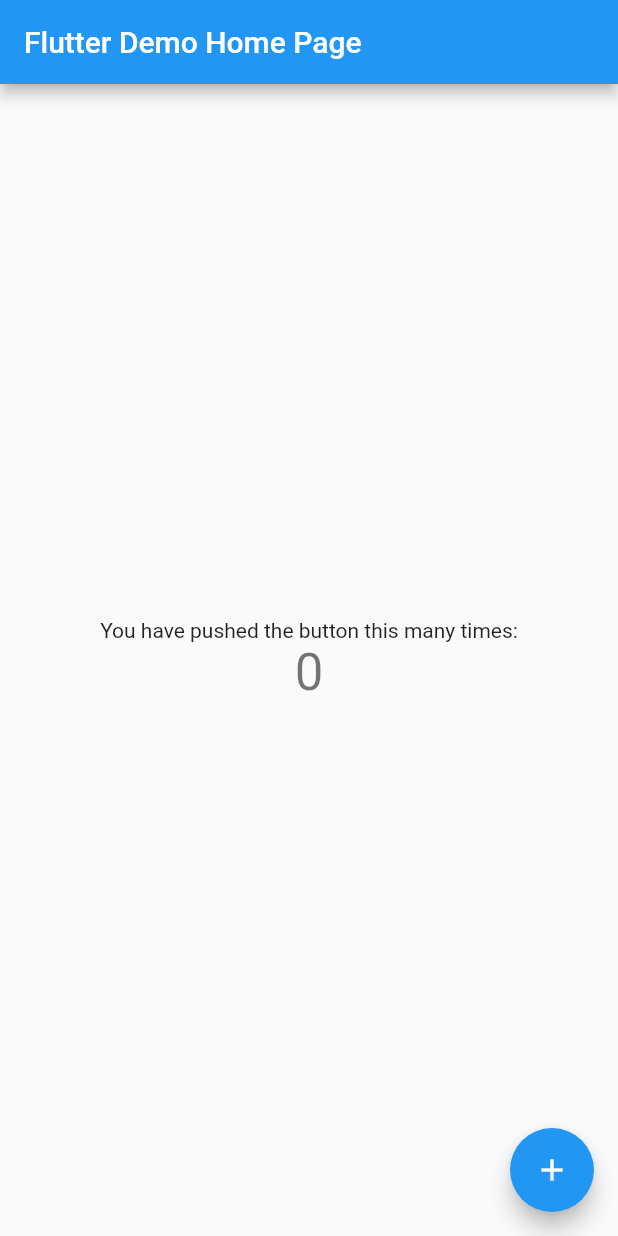
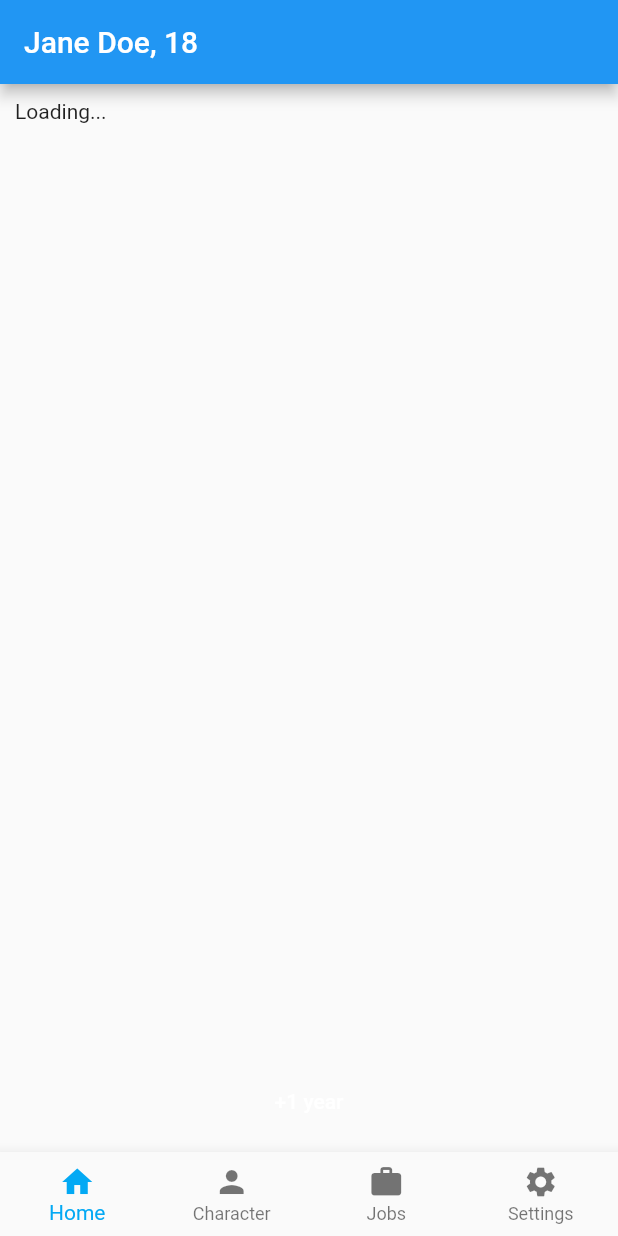
Before and after one commit to tarbadev/carambar, a Flutter app: the screen it shows after launch, on a phone screen of 412 x 824 dp. Run offline on Flutter 3.47's test engine with Material 2 defaults, Android fonts, the light colour scheme and no system bars.

Commit message:
[finishes #177369607] Display character's name and age

```diff
--- /dev/null
+++ b/lib/home_tab.dart
@@ -0,0 +1,20 @@
+import 'package:flutter/material.dart';
+
+class HomeTab extends StatelessWidget {
+  HomeTab({Key key}) : super(key: key);
+
+  @override
+  Widget build(BuildContext context) {
+    return Scaffold(
+      body: Text('Loading...'),
+      bottomNavigationBar: MaterialButton(
+        key: Key('Home__AgeButton'),
+        color: Colors.lightBlue,
+        child: Text(
+          '+1 year',
+          style: TextStyle(color: Colors.white),
+        ),
+      ),
+    );
+  }
+}
--- a/lib/main.dart
+++ b/lib/main.dart
@@ -1,3 +1,4 @@
+import 'package:carambar/home_tab.dart';
 import 'package:flutter/material.dart';
 
 void main() {
@@ -8,30 +9,35 @@
   @override
   Widget build(BuildContext context) {
     return MaterialApp(
-      title: 'Flutter Demo',
+      title: 'Carambar',
+      debugShowCheckedModeBanner: false,
       theme: ThemeData(
         primarySwatch: Colors.blue,
       ),
-      home: MyHomePage(title: 'Flutter Demo Home Page'),
+      home: _MainPage(),
     );
   }
 }
 
-class MyHomePage extends StatefulWidget {
-  MyHomePage({Key key, this.title}) : super(key: key);
-
-  final String title;
+class _MainPage extends StatefulWidget {
+  _MainPage({Key key}) : super(key: key);
 
   @override
-  _MyHomePageState createState() => _MyHomePageState();
+  _MainPageState createState() => _MainPageState();
 }
 
-class _MyHomePageState extends State<MyHomePage> {
-  int _counter = 0;
+class _MainPageState extends State<_MainPage> {
+  final String _name = 'Jane Doe';
+  final int _age = 18;
+  int _selectedTab = 0;
 
-  void _incrementCounter() {
+  final tabs = [
+    HomeTab(),
+  ];
+
+  void _tabSelected(newTabIndex) {
     setState(() {
-      _counter++;
+      _selectedTab = newTabIndex;
     });
   }
 
@@ -39,26 +45,39 @@
   Widget build(BuildContext context) {
     return Scaffold(
       appBar: AppBar(
-        title: Text(widget.title),
+        title: Row(children: [
+          Text(
+            '$_name, $_age',
+          ),
+        ]),
       ),
-      body: Center(
-        child: Column(
-          mainAxisAlignment: MainAxisAlignment.center,
-          children: <Widget>[
-            Text(
-              'You have pushed the button this many times:',
-            ),
-            Text(
-              '$_counter',
-              style: Theme.of(context).textTheme.headline4,
-            ),
-          ],
-        ),
+      body: Container(
+        padding: EdgeInsets.all(10),
+        child: tabs[_selectedTab],
       ),
-      floatingActionButton: FloatingActionButton(
-        onPressed: _incrementCounter,
-        tooltip: 'Increment',
-        child: Icon(Icons.add),
+      bottomNavigationBar: BottomNavigationBar(
+        type: BottomNavigationBarType.fixed,
+        items: <BottomNavigationBarItem>[
+          BottomNavigationBarItem(
+            icon: Icon(Icons.home),
+            label: 'Home',
+          ),
+          BottomNavigationBarItem(
+            icon: Icon(Icons.person),
+            label: 'Character',
+          ),
+          BottomNavigationBarItem(
+            icon: Icon(Icons.work),
+            label: 'Jobs',
+          ),
+          BottomNavigationBarItem(
+            icon: Icon(Icons.settings),
+            label: 'Settings',
+          ),
+        ],
+        currentIndex: _selectedTab,
+        fixedColor: Colors.lightBlue,
+        onTap: _tabSelected,
       ),
     );
   }
```
